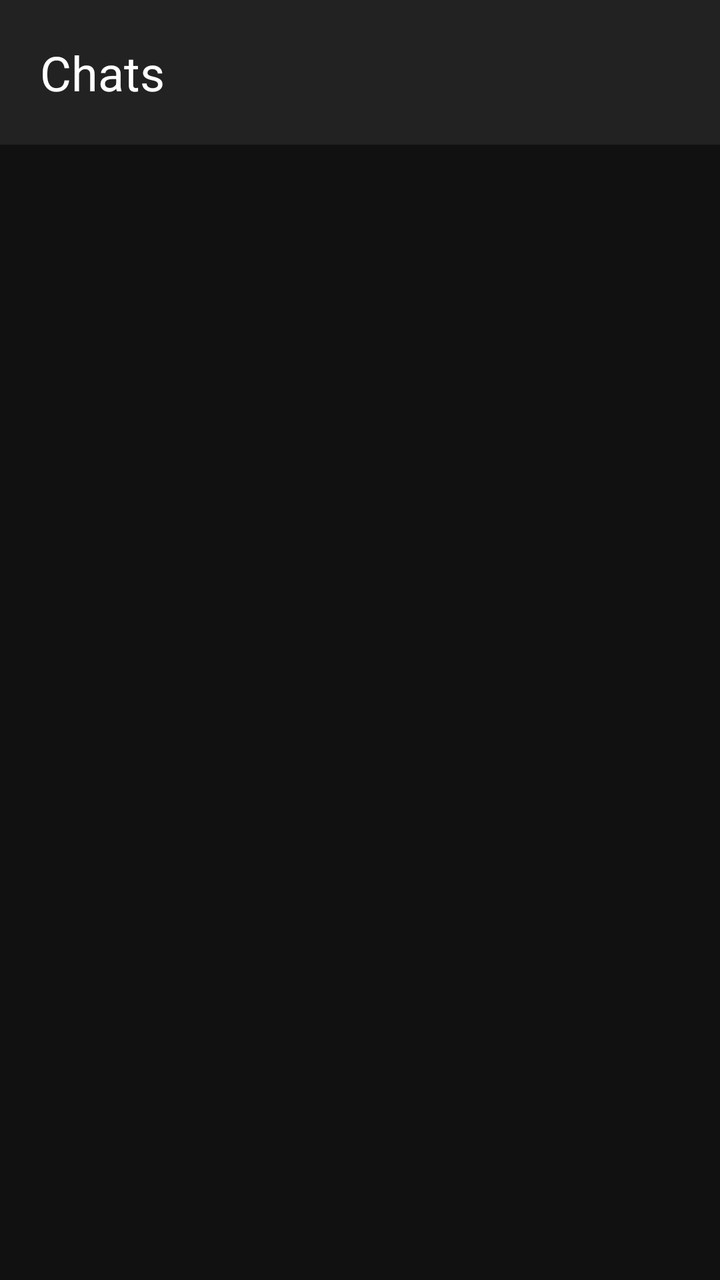
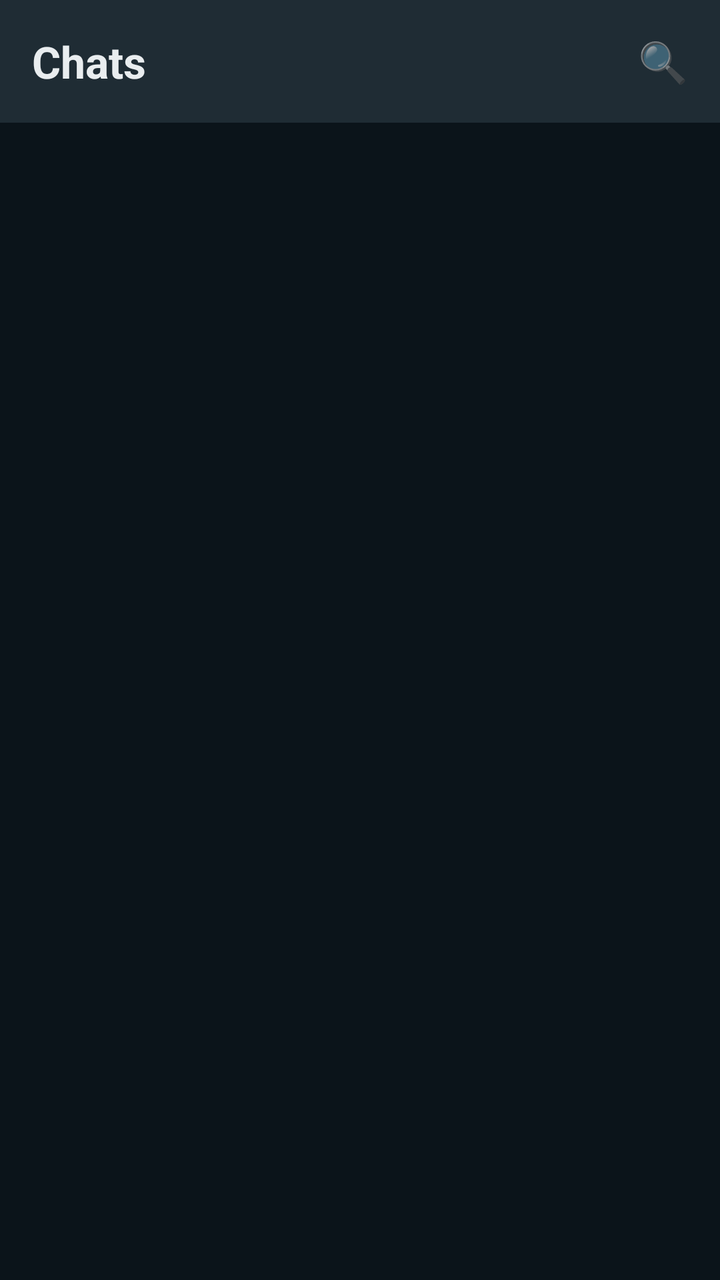

The first picture is an Android layout as it rendered before a commit; the second is the same layout after the commit. The layout source and the unified diff follow.
<!-- AndroidManifest.xml: application theme Theme.WorldClock -->
<!-- res/layout/activity_main.xml -->
<?xml version="1.0" encoding="utf-8"?>
<LinearLayout xmlns:android="http://schemas.android.com/apk/res/android"
    android:layout_width="match_parent"
    android:layout_height="match_parent"
    android:background="#111111"
    android:orientation="vertical">

    
    <TextView
        android:layout_width="match_parent"
        android:layout_height="wrap_content"
        android:text="Chats"
        android:textColor="#FFFFFF"
        android:textSize="24sp"
        android:padding="20dp"
        android:background="#222222"/>

    
    <androidx.recyclerview.widget.RecyclerView
        android:id="@+id/chatList"
        android:layout_width="match_parent"
        android:layout_height="match_parent" />

</LinearLayout>
<!-- resources referenced by this layout -->
<resources>
  <style name="Theme.WorldClock" parent="Theme.MaterialComponents.DayNight.NoActionBar">
          <item name="colorPrimary">@android:color/black</item>
          <item name="colorPrimaryVariant">@android:color/black</item>
          <item name="colorOnPrimary">@android:color/white</item>
      </style>
</resources>

<!-- the commit's change to res/layout/activity_main.xml (unified diff, before → after) -->
@@ -2,23 +2,39 @@
 <LinearLayout xmlns:android="http://schemas.android.com/apk/res/android"
     android:layout_width="match_parent"
     android:layout_height="match_parent"
-    android:background="#111111"
+    android:background="@color/chat_bg"
     android:orientation="vertical">
 
     
-    <TextView
+    <LinearLayout
         android:layout_width="match_parent"
         android:layout_height="wrap_content"
-        android:text="Chats"
-        android:textColor="#FFFFFF"
-        android:textSize="24sp"
-        android:padding="20dp"
-        android:background="#222222"/>
+        android:background="@color/header_bg"
+        android:orientation="horizontal"
+        android:padding="16dp"
+        android:gravity="center_vertical">
+
+        <TextView
+            android:layout_width="0dp"
+            android:layout_height="wrap_content"
+            android:layout_weight="1"
+            android:text="Chats"
+            android:textColor="@color/text_primary"
+            android:textSize="22sp"
+            android:textStyle="bold"/>
+
+        <TextView
+            android:layout_width="wrap_content"
+            android:layout_height="wrap_content"
+            android:text="🔍"
+            android:textSize="20sp"/>
+    </LinearLayout>
 
     
     <androidx.recyclerview.widget.RecyclerView
         android:id="@+id/chatList"
         android:layout_width="match_parent"
-        android:layout_height="match_parent" />
+        android:layout_height="match_parent"
+        android:paddingTop="4dp"/>
 
 </LinearLayout>
<!-- resource entries referenced after the edit -->
@@ -1,5 +1,8 @@
 <!-- resources referenced by this layout -->
 <resources>
+  <color name="chat_bg">#0B141A</color>
+  <color name="header_bg">#1F2C34</color>
+  <color name="text_primary">#E9EDEF</color>
   <style name="Theme.WorldClock" parent="Theme.MaterialComponents.DayNight.NoActionBar">
           <item name="colorPrimary">@android:color/black</item>
           <item name="colorPrimaryVariant">@android:color/black</item>
